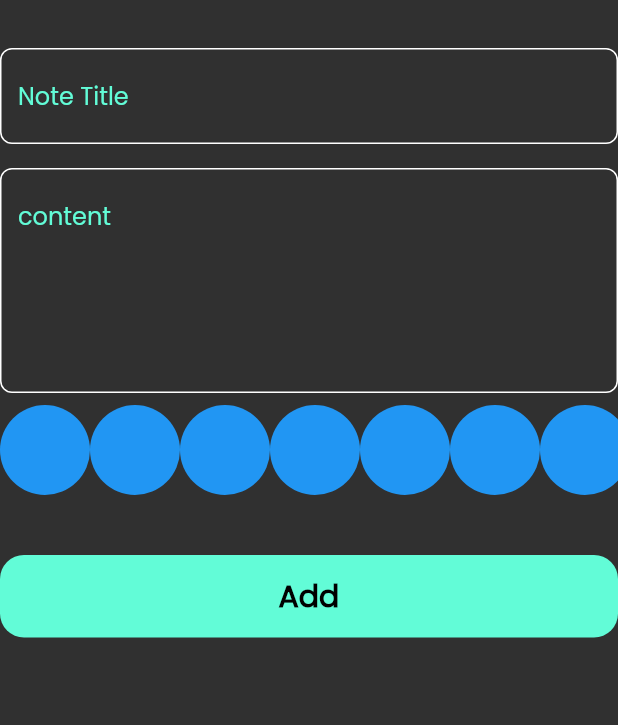
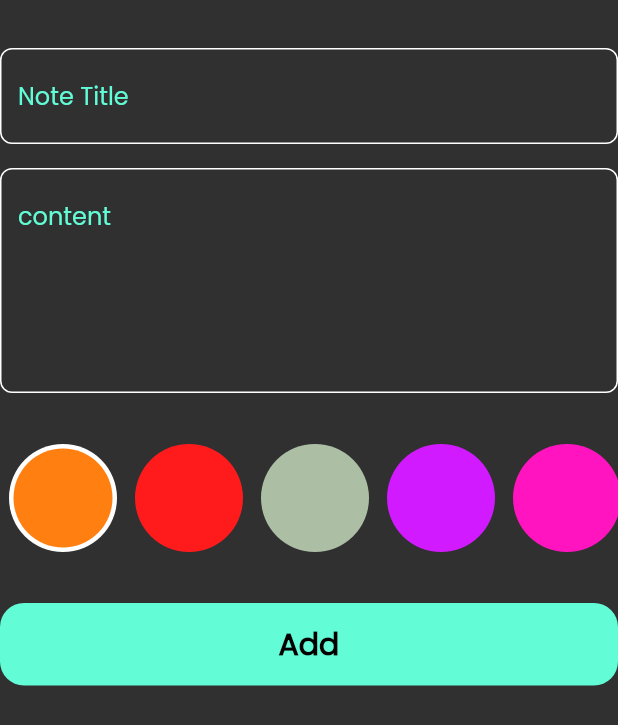
Before and after one commit to AhmedRamy2000/Noto_app, a Flutter app: what addNoteForm() shows on an empty page, opened directly, on a phone screen of 412 x 824 dp. Shown: the top 725 px of the screen. Run offline on Flutter 3.47's test engine with Material 2 defaults, Android fonts, the phone set to English and light mode, and no system bars; our stand-ins replace bloc, flutter_bloc, font_awesome_flutter, hive, hive_flutter, modal_progress_hud_nsn; accounts and stored records are empty.

Commit message:
add color palette

```diff
--- a/lib/widgets/add_note_form.dart
+++ b/lib/widgets/add_note_form.dart
@@ -43,6 +43,7 @@ class _addNoteFormState extends State<addNoteForm> {
                 subtitle = value;
               },
             ),
+            const SizedBox(height: 32),
             ColorsListView(),
             const SizedBox(height: 32),
             BlocBuilder<AddNoteCubitCubit, AddNoteCubitState>(
--- a/lib/widgets/colors_list_view.dart
+++ b/lib/widgets/colors_list_view.dart
@@ -1,29 +1,65 @@
 import 'package:flutter/material.dart';
 
 class colorItem extends StatelessWidget {
-  const colorItem({super.key});
-
+  colorItem({super.key, this.isActive = false, required this.color});
+  final bool isActive;
+  final Color color;
   @override
   Widget build(BuildContext context) {
-    return const CircleAvatar(
-      radius: 30,
-      backgroundColor: Colors.blue,
-    );
+    return isActive
+        ? CircleAvatar(
+            radius: 36,
+            backgroundColor: Colors.white,
+            child: CircleAvatar(
+              radius: 33,
+              backgroundColor: color,
+            ))
+        : CircleAvatar(
+            radius: 36,
+            backgroundColor: color,
+          );
   }
 }
 
-class ColorsListView extends StatelessWidget {
-  const ColorsListView({super.key});
+class ColorsListView extends StatefulWidget {
+  ColorsListView({super.key});
 
+  @override
+  State<ColorsListView> createState() => _ColorsListViewState();
+}
+
+class _ColorsListViewState extends State<ColorsListView> {
+  int currentIndex = 0;
+  List<Color> colors = [
+    const Color(0xffff7f11),
+    const Color(0xffff1b1c),
+    const Color(0xffacbfa4),
+    const Color(0xffd11aff),
+    const Color(0xffff14c0),
+    const Color(0xffffb8b8),
+    const Color(0xffffb566),
+    const Color(0xff4d0000),
+  ];
   @override
   Widget build(BuildContext context) {
     return SizedBox(
-      height:76,
+      height: 76,
       child: ListView.builder(
           itemBuilder: (context, index) {
-            return const colorItem();
+            return Padding(
+              padding: const EdgeInsets.symmetric(horizontal: 6),
+              child: GestureDetector(
+                  onTap: () {
+                    currentIndex = index;
+                    setState(() {});
+                  },
+                  child: colorItem(
+                    color: colors[index],
+                    isActive: currentIndex == index,
+                  )),
+            );
           },
-          itemCount: 10,
+          itemCount: 8,
           scrollDirection: Axis.horizontal),
     );
   }
```
